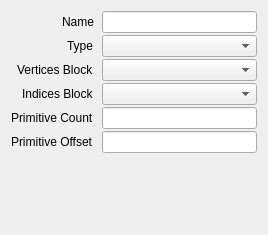
The window that src/session/GeometryProperties.ui (houmain/gpupad) describes before a commit, drawn with Qt 5.
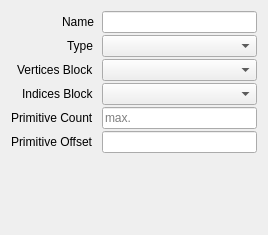
The same window after the commit. Custom widgets are drawn as their Qt base class.

The edit to the form file:
```diff
--- a/src/session/GeometryProperties.ui
+++ b/src/session/GeometryProperties.ui
@@ -75,7 +75,11 @@
       <widget class="ReferenceComboBox" name="indexBufferBlock"/>
      </item>
      <item row="4" column="1">
-      <widget class="ExpressionLineEdit" name="count"/>
+      <widget class="ExpressionLineEdit" name="count">
+       <property name="placeholderText">
+        <string>max.</string>
+       </property>
+      </widget>
      </item>
      <item row="5" column="1">
       <widget class="ExpressionLineEdit" name="offset"/>
```
